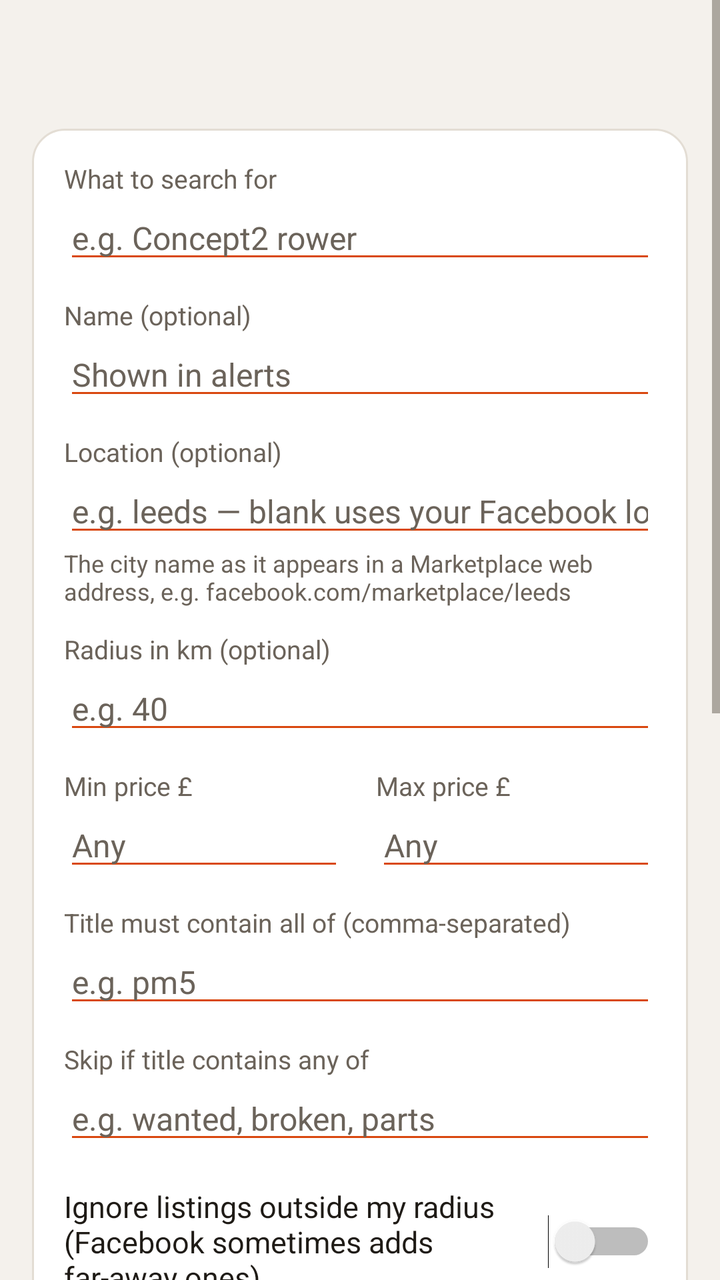
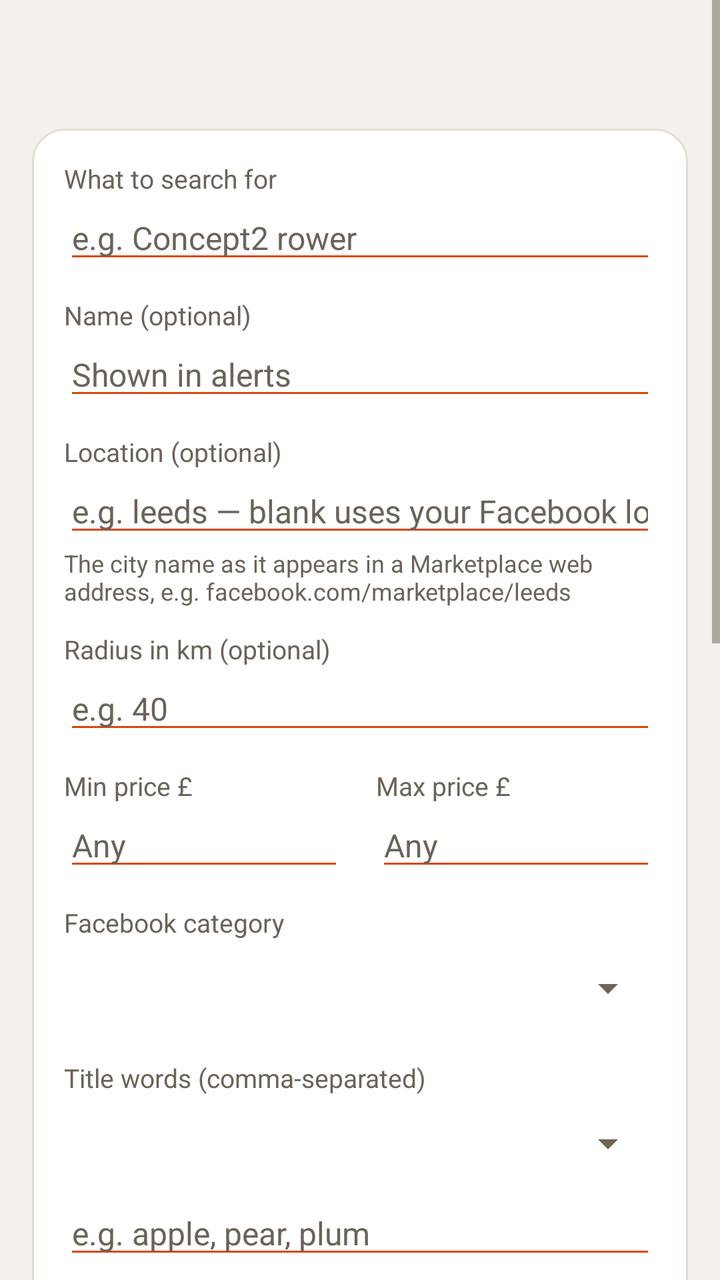

The first picture is an Android layout as it rendered before a commit; the second is the same layout after the commit. The layout source and the unified diff follow.
<!-- AndroidManifest.xml: application theme AppTheme -->
<!-- res/layout/activity_edit.xml -->
<?xml version="1.0" encoding="utf-8"?>
<ScrollView xmlns:android="http://schemas.android.com/apk/res/android"
    android:layout_width="match_parent"
    android:layout_height="match_parent"
    android:fillViewport="true">

    <LinearLayout
        android:layout_width="match_parent"
        android:layout_height="wrap_content"
        android:orientation="vertical"
        android:paddingStart="16dp"
        android:paddingEnd="16dp"
        android:paddingTop="20dp"
        android:paddingBottom="32dp">

        <TextView
            android:id="@+id/tvHeading"
            android:layout_width="match_parent"
            android:layout_height="wrap_content"
            android:layout_marginBottom="12dp"
            android:textColor="@color/text"
            android:textSize="24sp"
            android:textStyle="bold" />

        <LinearLayout style="@style/Card">

            <TextView style="@style/Label" android:layout_marginTop="0dp" android:text="What to search for" />
            <EditText
                android:id="@+id/etQuery"
                style="@style/Field"
                android:hint="e.g. Concept2 rower"
                android:inputType="text" />

            <TextView style="@style/Label" android:text="Name (optional)" />
            <EditText
                android:id="@+id/etName"
                style="@style/Field"
                android:hint="Shown in alerts"
                android:inputType="textCapSentences" />

            <TextView style="@style/Label" android:text="Location (optional)" />
            <EditText
                android:id="@+id/etLocation"
                style="@style/Field"
                android:hint="e.g. leeds — blank uses your Facebook location"
                android:inputType="textNoSuggestions" />
            <TextView
                android:layout_width="match_parent"
                android:layout_height="wrap_content"
                android:text="The city name as it appears in a Marketplace web address, e.g. facebook.com/marketplace/leeds"
                android:textColor="@color/subtext"
                android:textSize="12sp" />

            <TextView style="@style/Label" android:text="Radius in km (optional)" />
            <EditText
                android:id="@+id/etRadius"
                style="@style/Field"
                android:hint="e.g. 40"
                android:inputType="number" />

            <LinearLayout
                android:layout_width="match_parent"
                android:layout_height="wrap_content"
                android:orientation="horizontal">

                <LinearLayout
                    android:layout_width="0dp"
                    android:layout_height="wrap_content"
                    android:layout_marginEnd="8dp"
                    android:layout_weight="1"
                    android:orientation="vertical">

                    <TextView style="@style/Label" android:text="Min price £" />
                    <EditText
                        android:id="@+id/etMin"
                        style="@style/Field"
                        android:hint="Any"
                        android:inputType="number" />
                </LinearLayout>

                <LinearLayout
                    android:layout_width="0dp"
                    android:layout_height="wrap_content"
                    android:layout_marginStart="8dp"
                    android:layout_weight="1"
                    android:orientation="vertical">

                    <TextView style="@style/Label" android:text="Max price £" />
                    <EditText
                        android:id="@+id/etMax"
                        style="@style/Field"
                        android:hint="Any"
                        android:inputType="number" />
                </LinearLayout>
            </LinearLayout>

            <TextView style="@style/Label" android:text="Title must contain all of (comma-separated)" />
            <EditText
                android:id="@+id/etInclude"
                style="@style/Field"
                android:hint="e.g. pm5"
                android:inputType="textNoSuggestions" />

            <TextView style="@style/Label" android:text="Skip if title contains any of" />
            <EditText
                android:id="@+id/etExclude"
                style="@style/Field"
                android:hint="e.g. wanted, broken, parts"
                android:inputType="textNoSuggestions" />

            <Switch
                android:id="@+id/swArea"
                android:layout_width="match_parent"
                android:layout_height="wrap_content"
                android:layout_marginTop="16dp"
                android:minHeight="48dp"
                android:text="Ignore listings outside my radius (Facebook sometimes adds far-away ones)"
                android:textColor="@color/text"
                android:textSize="15sp" />

            <TextView
                style="@style/Label"
                android:layout_marginTop="20dp"
                android:text="WHAT TO TELL YOU ABOUT"
                android:textStyle="bold"
                android:letterSpacing="0.06" />

            <TextView style="@style/Label" android:layout_marginTop="8dp" android:text="New listings" />
            <Spinner android:id="@+id/spNew" android:layout_width="match_parent" android:layout_height="48dp" />

            <TextView style="@style/Label" android:layout_marginTop="4dp" android:text="Price drops" />
            <Spinner android:id="@+id/spDrop" android:layout_width="match_parent" android:layout_height="48dp" />

            <TextView style="@style/Label" android:layout_marginTop="4dp" android:text="Renewed / not selling (older listings bumped back up)" />
            <Spinner android:id="@+id/spRenewed" android:layout_width="match_parent" android:layout_height="48dp" />

            <TextView style="@style/Label" android:layout_marginTop="4dp" android:text="Title changed" />
            <Spinner android:id="@+id/spUpdated" android:layout_width="match_parent" android:layout_height="48dp" />
        </LinearLayout>

        <Button
            android:id="@+id/btnSave"
            style="@style/PrimaryButton"
            android:layout_width="match_parent"
            android:layout_height="wrap_content"
            android:text="Save" />

        <LinearLayout
            android:layout_width="match_parent"
            android:layout_height="wrap_content"
            android:layout_marginTop="4dp"
            android:orientation="horizontal">

            <Button
                android:id="@+id/btnPreview"
                style="@style/TextButton"
                android:layout_width="0dp"
                android:layout_height="wrap_content"
                android:layout_weight="1"
                android:text="Test this search" />

            <Button
                android:id="@+id/btnDelete"
                style="@style/TextButton"
                android:layout_width="0dp"
                android:layout_height="wrap_content"
                android:layout_weight="1"
                android:text="Delete" />
        </LinearLayout>
    </LinearLayout>
</ScrollView>
<!-- resources referenced by this layout -->
<resources>
  <color name="subtext">#6B635A</color>
  <color name="text">#1F1B16</color>
  <style name="Card">
          <item name="android:layout_width">match_parent</item>
          <item name="android:layout_height">wrap_content</item>
          <item name="android:orientation">vertical</item>
          <item name="android:background">@drawable/card</item>
          <item name="android:padding">16dp</item>
          <item name="android:layout_marginBottom">12dp</item>
      </style>
  <style name="Field">
          <item name="android:layout_width">match_parent</item>
          <item name="android:layout_height">wrap_content</item>
          <item name="android:textSize">16sp</item>
          <item name="android:textColor">@color/text</item>
          <item name="android:textColorHint">@color/subtext</item>
          <item name="android:backgroundTint">@color/accent</item>
      </style>
  <style name="Label">
          <item name="android:layout_width">match_parent</item>
          <item name="android:layout_height">wrap_content</item>
          <item name="android:textSize">13sp</item>
          <item name="android:textColor">@color/subtext</item>
          <item name="android:layout_marginTop">12dp</item>
      </style>
  <style name="PrimaryButton" parent="android:Widget.Material.Button">
          <item name="android:backgroundTint">@color/accent</item>
          <item name="android:textColor">@color/on_accent</item>
          <item name="android:textAllCaps">false</item>
          <item name="android:textSize">16sp</item>
          <item name="android:minHeight">52dp</item>
      </style>
  <style name="TextButton" parent="android:Widget.Material.Button.Borderless">
          <item name="android:textColor">@color/accent</item>
          <item name="android:textAllCaps">false</item>
          <item name="android:textSize">15sp</item>
      </style>
  <style name="AppTheme" parent="android:Theme.Material.Light.NoActionBar">
          <item name="android:colorPrimary">@color/accent</item>
          <item name="android:colorPrimaryDark">@color/bg</item>
          <item name="android:colorAccent">@color/accent</item>
          <item name="android:windowBackground">@color/bg</item>
          <item name="android:statusBarColor">@color/bg</item>
          <item name="android:navigationBarColor">@color/bg</item>
          <item name="android:windowLightStatusBar">true</item>
          <item name="android:textColorPrimary">@color/text</item>
          <item name="android:textColorSecondary">@color/subtext</item>
          <item name="android:alertDialogTheme">@style/DialogTheme</item>
      </style>
  <!-- drawable card (drawable) -->
  <?xml version="1.0" encoding="utf-8"?>
  <shape xmlns:android="http://schemas.android.com/apk/res/android" android:shape="rectangle">
      <solid android:color="@color/card" />
      <corners android:radius="16dp" />
      <stroke android:width="1dp" android:color="@color/line" />
  </shape>
  <color name="accent">#D9480F</color>
  <color name="on_accent">#FFFFFF</color>
  <color name="bg">#F4F1EC</color>
  <style name="DialogTheme" parent="android:Theme.Material.Light.Dialog.Alert">
          <item name="android:colorAccent">@color/accent</item>
      </style>
  <color name="card">#FFFFFF</color>
  <color name="line">#E3DDD4</color>
</resources>

<!-- the commit's change to res/layout/activity_edit.xml (unified diff, before → after) -->
@@ -94,11 +94,21 @@
                 </LinearLayout>
             </LinearLayout>
 
-            <TextView style="@style/Label" android:text="Title must contain all of (comma-separated)" />
+            <TextView style="@style/Label" android:text="Facebook category" />
+            <Spinner
+                android:id="@+id/spCategory"
+                android:layout_width="match_parent"
+                android:layout_height="48dp" />
+
+            <TextView style="@style/Label" android:text="Title words (comma-separated)" />
+            <Spinner
+                android:id="@+id/spIncludeMode"
+                android:layout_width="match_parent"
+                android:layout_height="48dp" />
             <EditText
                 android:id="@+id/etInclude"
                 style="@style/Field"
-                android:hint="e.g. pm5"
+                android:hint="e.g. apple, pear, plum"
                 android:inputType="textNoSuggestions" />
 
             <TextView style="@style/Label" android:text="Skip if title contains any of" />
